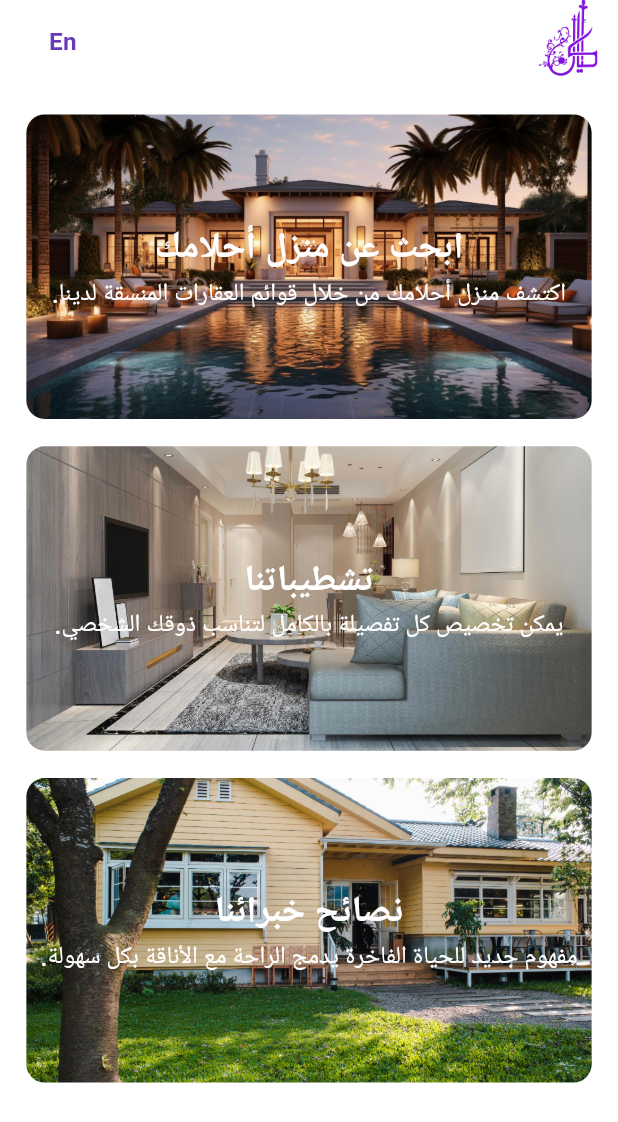
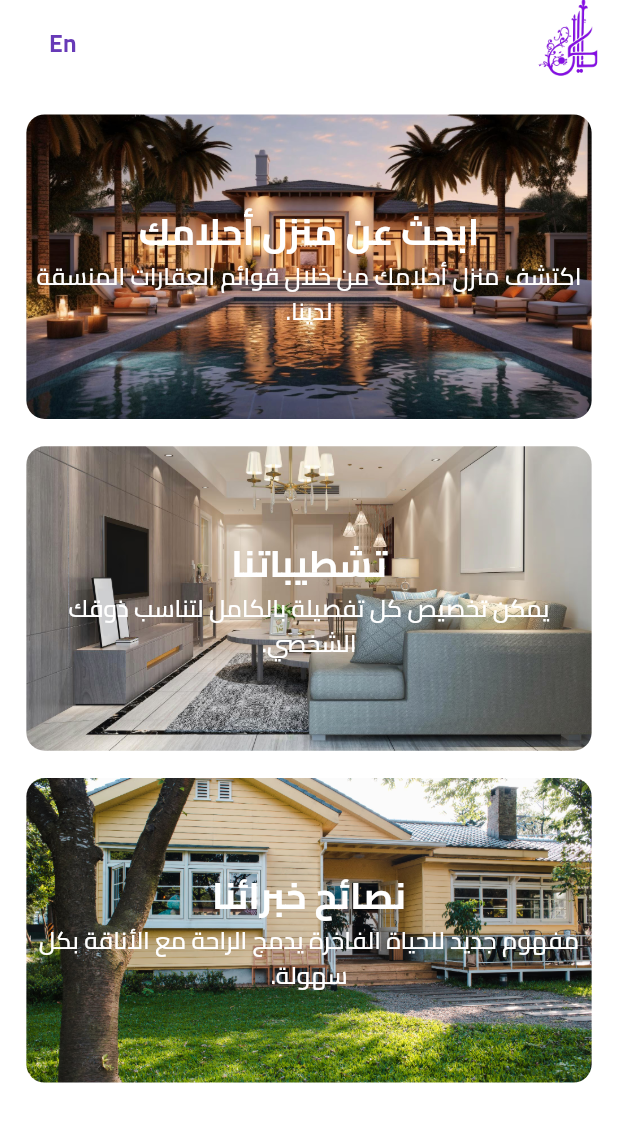
Before and after one commit to ahmedsaadbadawy/Kayan_app, a Flutter app: the screen it shows after launch, after a tap on "Skip", after a tap on "العربية", on a phone screen of 412 x 824 dp. Shown: the top 1122 px of the screen. Run offline on Flutter 3.47's test engine with Material 3 defaults, Android fonts, the phone set to English and light mode, and no system bars; our stand-ins replace cached_network_image, chewie, dartz, dio, flutter_bloc, flutter_dotenv and 4 more; accounts and stored records are empty; network calls fail.

Commit message:
Add Cairo font family with multiple weights for localization support.

```diff
--- a/lib/main.dart
+++ b/lib/main.dart
@@ -33,10 +33,12 @@ class KayanApp extends StatelessWidget {
         builder: (context, child) {
           return BlocBuilder<LocaleCubit, LocaleState>(
             builder: (context, state) {
+              final isArabic = state.locale.languageCode == 'ar';
               return MaterialApp.router(
                 routerConfig: AppRouter.router,
                 debugShowCheckedModeBanner: false,
                 theme: ThemeData(
+                  fontFamily: isArabic ? 'Cairo' : null,
                   colorScheme: ColorScheme.fromSeed(
                     seedColor: Colors.deepPurple,
                     primary: Colors.deepPurple,
```
Also changed, not shown: pubspec.yaml (+17 -6 lines), assets/fonts/cairo_font/Cairo-Bold.ttf (added), assets/fonts/cairo_font/Cairo-ExtraBold.ttf (added), assets/fonts/cairo_font/Cairo-ExtraLight.ttf (added), assets/fonts/cairo_font/Cairo-Light.ttf (added), assets/fonts/cairo_font/Cairo-Medium.ttf (added), assets/fonts/cairo_font/Cairo-Regular.ttf (added), assets/fonts/cairo_font/Cairo-SemiBold.ttf (added).
